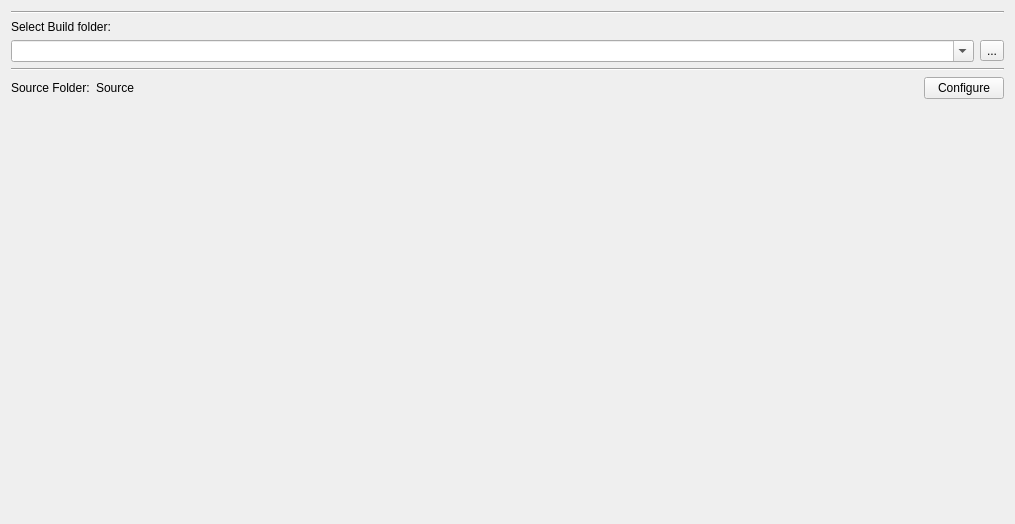
The window that addons/cmake-tools/cmaketoolswidget.ui (poa00/kate) describes before a commit, drawn with Qt 5.
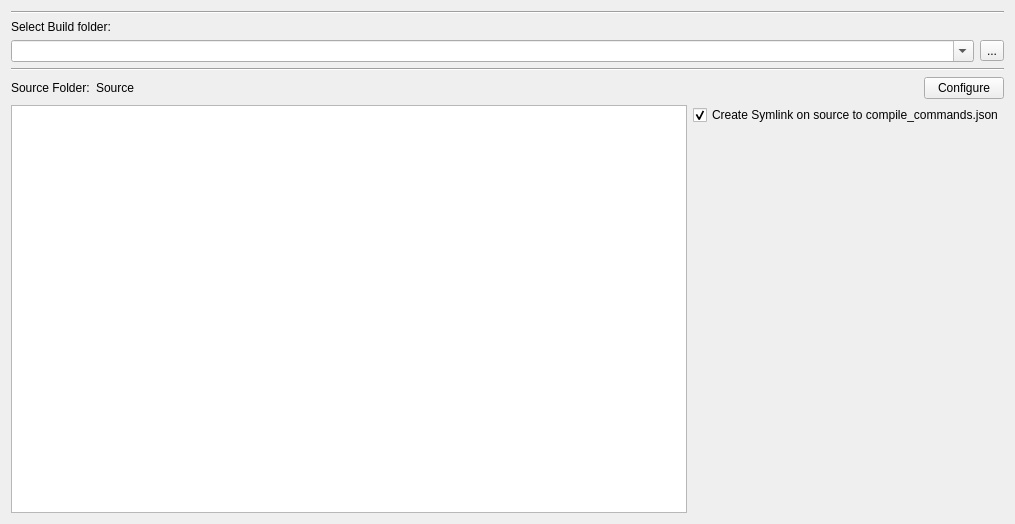
The same window after the commit.

Commit message: check for for symlink creation and preliminary layout for qprocess log

The edit to the form file:
```diff
--- a/addons/cmake-tools/cmaketoolswidget.ui
+++ b/addons/cmake-tools/cmaketoolswidget.ui
@@ -92,7 +92,28 @@
     </layout>
    </item>
    <item>
-    <spacer name="verticalSpacer">
+    <layout class="QHBoxLayout" name="horizontalLayout">
+     <item>
+      <widget class="QPlainTextEdit" name="executionLogForCmakeProcess">
+        <property name="readOnly">
+        <bool>true</bool>
+       </property>
+      </widget>
+     </item>
+     <item>
+      <layout class="QVBoxLayout" name="verticalLayout_2">
+       <item>
+        <widget class="QCheckBox" name="checkBoxCreateSymlinkOnSource">
+         <property name="text">
+          <string>Create Symlink on source to compile_commands.json</string>
+         </property>
+         <property name="checked">
+          <bool>true</bool>
+         </property>
+        </widget>
+       </item>
+       <item>
+        <spacer name="verticalSpacer_2">
      <property name="orientation">
       <enum>Qt::Vertical</enum>
      </property>
@@ -103,6 +124,10 @@
       </size>
      </property>
     </spacer>
+       </item>
+      </layout>
+     </item>
+    </layout>
    </item>
   </layout>
  </widget>
```
Lines whose indentation alone changed are shown as unchanged. The commit also changes 2 other files.
